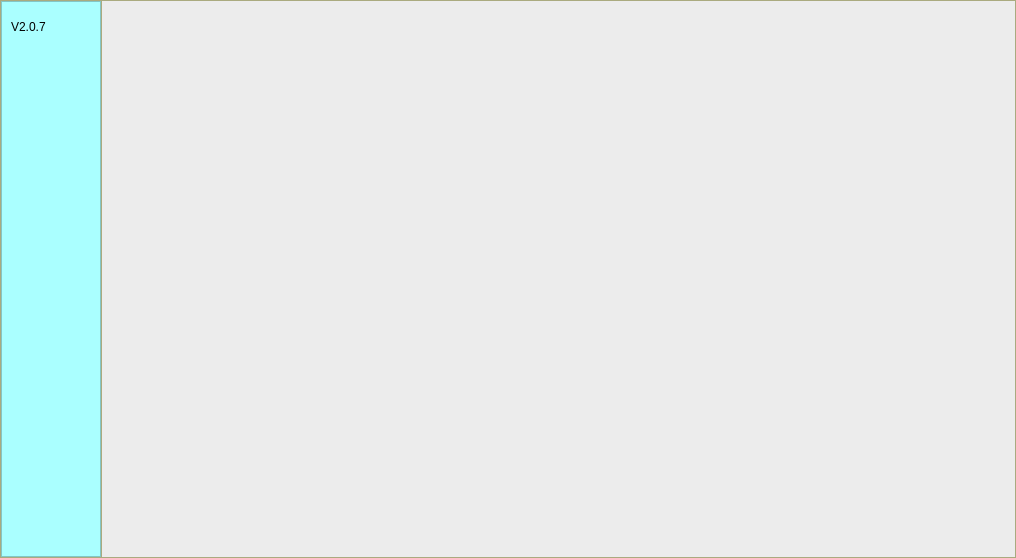
First picture: the form in Utility/MainWindow/MainWindow.ui, repository zhou114514/GW_Power_Control, before the edit.
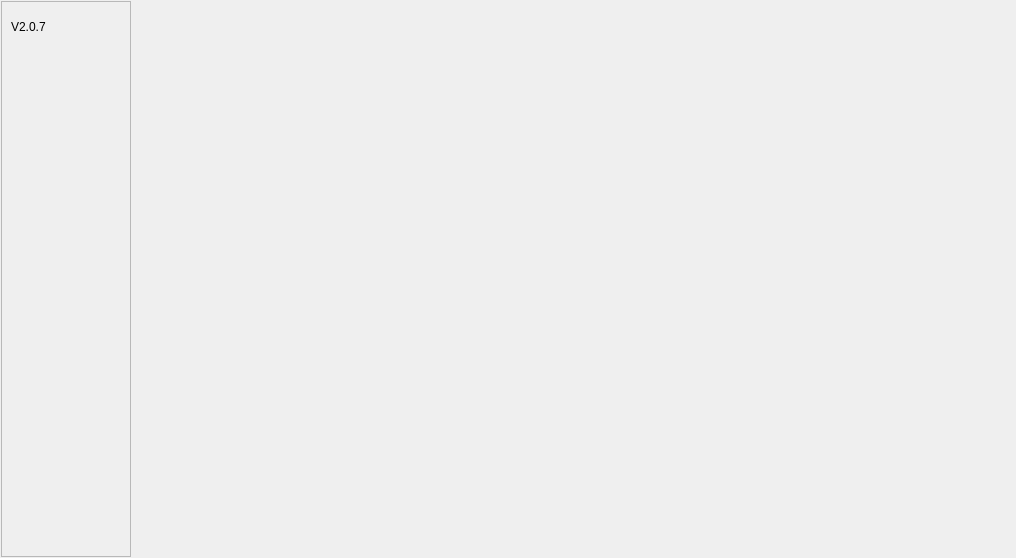
Second picture: the form after the edit. Icons and pictures are not drawn.

Commit message: feat: 添加顺序上电和下电功能，优化电源控制界面，更新UI样式，增强用户体验

```diff
--- a/Utility/MainWindow/MainWindow.ui
+++ b/Utility/MainWindow/MainWindow.ui
@@ -18,7 +18,7 @@
     <normaloff>C:/Users/Lenovo/Desktop/logo.png</normaloff>C:/Users/Lenovo/Desktop/logo.png</iconset>
   </property>
   <property name="styleSheet">
-   <string notr="true">background-color: rgb(170, 170, 127);</string>
+   <string notr="true"/>
   </property>
   <widget class="QWidget" name="centralwidget">
    <layout class="QGridLayout" name="gridLayout">
@@ -46,12 +46,12 @@
        <widget class="QFrame" name="frame_left">
         <property name="minimumSize">
          <size>
-          <width>100</width>
+            <width>130</width>
           <height>0</height>
          </size>
         </property>
         <property name="styleSheet">
-         <string notr="true">background-color: rgb(170, 255, 255);</string>
+           <string notr="true"/>
         </property>
         <property name="frameShape">
          <enum>QFrame::StyledPanel</enum>
@@ -80,7 +80,7 @@
          <bool>false</bool>
         </property>
         <property name="styleSheet">
-         <string notr="true">background-color: rgb(236, 236, 236);</string>
+         <string notr="true"/>
         </property>
         <property name="currentIndex">
          <number>-1</number>
```
Lines whose indentation alone changed are shown as unchanged. The commit also changes 3 other files.
